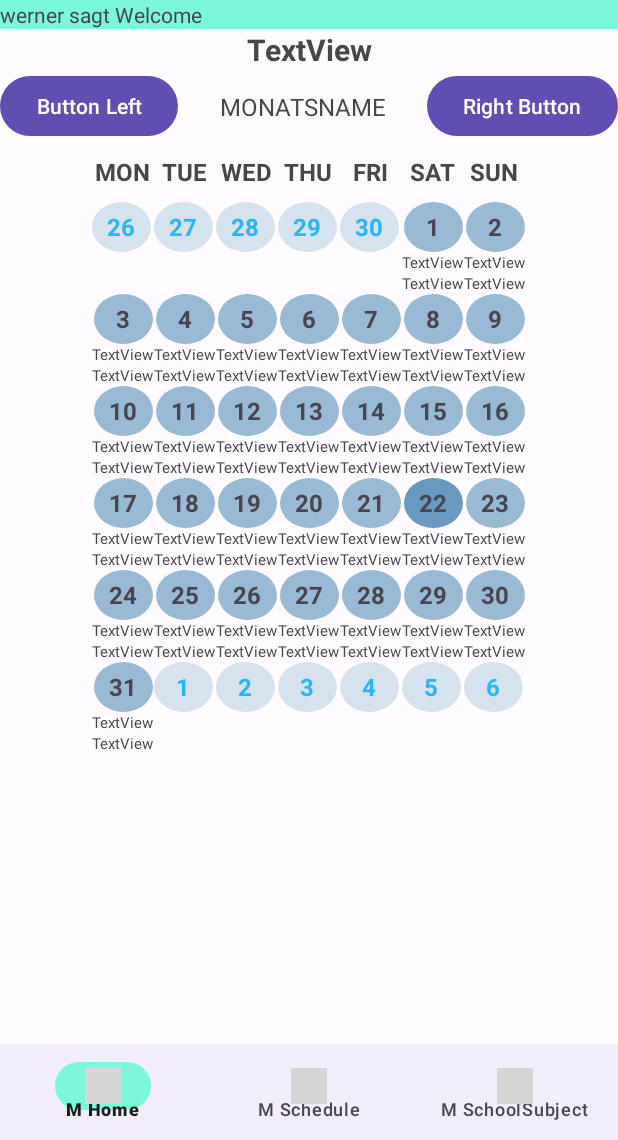
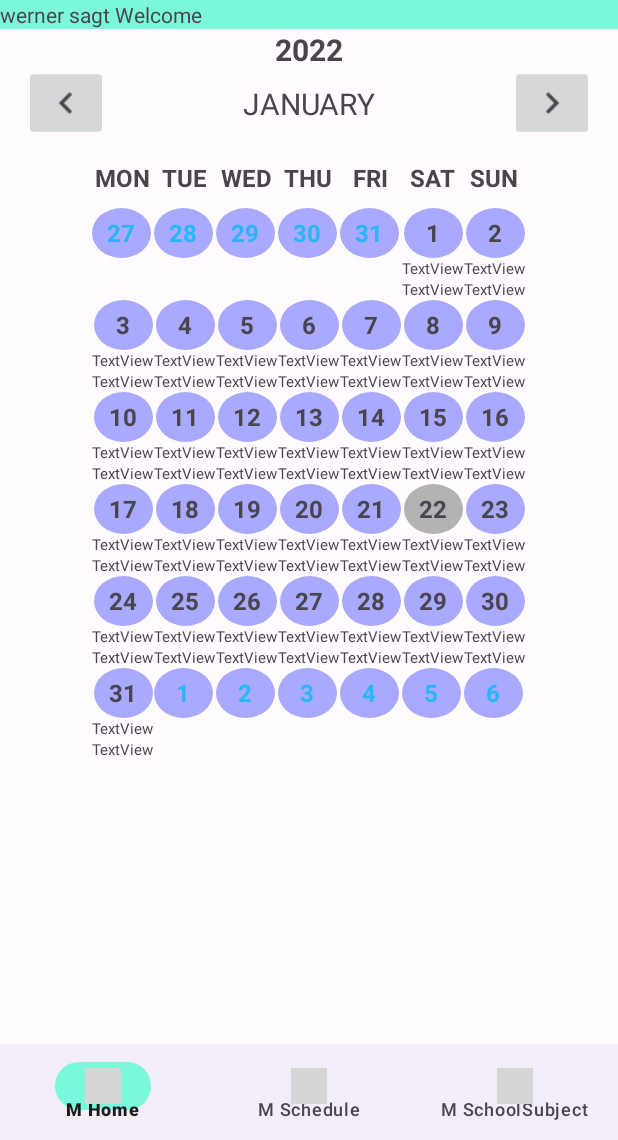
Before and after one commit to GeosphereWeb/NewHomeworkBook, an Android app: the screen it shows after launch (MainActivity), on a phone screen of 412 x 824 dp, the part 96-1236 px from its top. Run offline under Robolectric (Android 15) with nearby library versions, the phone set to English and light mode, and no system bars; our stand-ins replace navigation-ui; grey boxes are pictures that could not be loaded.

Commit message:
Kalendermodell Überarbeitet bugfix Methode createModel() Visualisierung einzelner Tage n.i.o.

```diff
--- a/app/src/main/java/com/example/newhomeworkbook/Kalender/KalenderRecyclerView.java
+++ b/app/src/main/java/com/example/newhomeworkbook/Kalender/KalenderRecyclerView.java
@@ -2,25 +2,18 @@ package com.example.newhomeworkbook.Kalender;
 
 import android.content.Context;
 import android.util.AttributeSet;
-import android.view.LayoutInflater;
-import android.view.View;
 
 import androidx.annotation.NonNull;
 import androidx.annotation.Nullable;
-import androidx.constraintlayout.widget.ConstraintLayout;
 import androidx.recyclerview.widget.GridLayoutManager;
+import androidx.recyclerview.widget.RecyclerView;
 
-import com.example.newhomeworkbook.NewHomeworkBook;
-import com.example.newhomeworkbook.databinding.ViewKalenderBinding;
-
-import java.time.LocalDateTime;
 import java.time.YearMonth;
 
-public class KalenderRecyclerView extends ConstraintLayout {
-    private static LocalDateTime aktDatum = NewHomeworkBook.getAktDatum();
-    private View mainArea;
-
+public class KalenderRecyclerView extends RecyclerView {
     private YearMonth aktMonat;
+    private KalenderViewAdapter kalenderViewAdapter;
+    private GridLayoutManager gridLayoutManager;
 
     public KalenderRecyclerView(@NonNull Context context) {
         super(context);
@@ -37,29 +30,24 @@ public class KalenderRecyclerView extends ConstraintLayout {
         init(context);
     }
 
-    public KalenderRecyclerView(@NonNull Context context, @Nullable AttributeSet attrs, int defStyleAttr, int defStyleRes) {
-        super(context, attrs, defStyleAttr, defStyleRes);
-        init(context);
+    /**
+     * @param context
+     */
+    protected void init(Context context) {
+        gridLayoutManager = new GridLayoutManager(this.getContext(), 7);
+        this.setLayoutManager(gridLayoutManager);
+        aktMonat = YearMonth.now();
+        kalenderViewAdapter = new KalenderViewAdapter(aktMonat);
+        this.setAdapter(kalenderViewAdapter);
     }
 
-    /**
-     *
-     */
-    protected void init(Context context) {
-        // Inflate the Layout
-        ViewKalenderBinding binding = ViewKalenderBinding.inflate(LayoutInflater.from(context), this, false);
-        View root = binding.getRoot();
-        addView(root);
+    public void setAktMonat(YearMonth month) {
+        this.aktMonat = month;
+        kalenderViewAdapter.setAktMonth(month);
+        kalenderViewAdapter.notifyDataSetChanged();
+    }
 
-        GridLayoutManager gridLayoutManager = new GridLayoutManager(this.getContext(), 7);
-        binding.kalenderViewRecyclerview.setLayoutManager(gridLayoutManager);
-
-        this.aktMonat = YearMonth.now();
-
-        binding.kalenderViewRecyclerview.setAdapter(new KalenderViewAdapter(aktMonat));
+    public YearMonth getAktMonat() {
+        return aktMonat;
     }
-// TODO:
-//    public void setSpanCount(int spanCount) {
-//        setSpanCount(spanCount);
-//    }
 }
--- /dev/null
+++ b/app/src/main/java/com/example/newhomeworkbook/Kalender/KalenderView.java
@@ -0,0 +1,78 @@
+package com.example.newhomeworkbook.Kalender;
+
+import android.content.Context;
+import android.util.AttributeSet;
+import android.view.LayoutInflater;
+import android.view.View;
+
+import androidx.annotation.NonNull;
+import androidx.annotation.Nullable;
+import androidx.constraintlayout.widget.ConstraintLayout;
+
+import com.example.newhomeworkbook.databinding.ViewKalenderBinding;
+
+import java.time.LocalDate;
+import java.time.YearMonth;
+
+public class KalenderView extends ConstraintLayout {
+    private ViewKalenderBinding inflate;
+    private LocalDate aktDatum;
+    private YearMonth aktMonat;
+
+
+    public KalenderView(@NonNull Context context) {
+        super(context);
+        init(context);
+    }
+
+    public KalenderView(@NonNull Context context, @Nullable AttributeSet attrs) {
+        super(context, attrs);
+        init(context);
+    }
+
+    public KalenderView(@NonNull Context context, @Nullable AttributeSet attrs, int defStyleAttr) {
+        super(context, attrs, defStyleAttr);
+        init(context);
+    }
+
+    public KalenderView(@NonNull Context context, @Nullable AttributeSet attrs, int defStyleAttr, int defStyleRes) {
+        super(context, attrs, defStyleAttr, defStyleRes);
+        init(context);
+    }
+
+
+    private void init(Context context) {
+        inflate = ViewKalenderBinding.inflate(LayoutInflater.from(context), this, false);
+        View view = inflate.getRoot();
+        addView(view);
+        aktMonat = inflate.kalenderViewRecyclerview.getAktMonat();
+        updateText();
+
+        inflate.kalenderViewAddMonth.setOnClickListener(new OnClickListener() {
+            @Override
+            public void onClick(View view) {
+                aktMonat = inflate.kalenderViewRecyclerview.getAktMonat().plusMonths(1);
+                inflate.kalenderViewRecyclerview.setAktMonat(aktMonat);
+                updateText();
+            }
+        });
+
+        inflate.kalenderViewMinMonth.setOnClickListener(new OnClickListener() {
+            @Override
+            public void onClick(View view) {
+                aktMonat = inflate.kalenderViewRecyclerview.getAktMonat().minusMonths(1);
+                inflate.kalenderViewRecyclerview.setAktMonat(aktMonat);
+                updateText();
+            }
+        });
+
+    }
+
+    /*
+
+     */
+    private void updateText() {
+        inflate.kalenderViewTextJahr.setText(String.valueOf(aktMonat.getYear()));
+        inflate.kalenderViewMonatsName.setText(String.valueOf(aktMonat.getMonth()));
+    }
+}
--- a/app/src/main/java/com/example/newhomeworkbook/Kalender/KalenderViewAdapter.java
+++ b/app/src/main/java/com/example/newhomeworkbook/Kalender/KalenderViewAdapter.java
@@ -20,7 +20,6 @@ import com.example.newhomeworkbook.Model.KalenderDayModel;
 import com.example.newhomeworkbook.Model.Zugehoerigkeit;
 import com.example.newhomeworkbook.R;
 
-import java.time.DayOfWeek;
 import java.time.LocalDate;
 import java.time.YearMonth;
 import java.util.ArrayList;
@@ -50,7 +49,6 @@ public class KalenderViewAdapter extends RecyclerView.Adapter {
     public void setAktMonth(YearMonth newMonth) {
         this.aktMonth = newMonth;
         monatsModell = MonthModel.createModel(newMonth);
-        this.notifyDataSetChanged();
     }
 
 
@@ -97,7 +95,7 @@ public class KalenderViewAdapter extends RecyclerView.Adapter {
             if (tmpDayModel.getZugehoerigkeit() != Zugehoerigkeit.AKTUELLN_MONAT) {
 //                tagesDatumTextView.setVisibility(View.INVISIBLE);
                 addonsLinearLayout.setVisibility(View.GONE);
-                tagesDatumTextView.getBackground().setColorFilter(new BlendModeColorFilter(Color.LTGRAY, BlendMode.OVERLAY));
+                tagesDatumTextView.getBackground().setColorFilter(new BlendModeColorFilter(Color.LTGRAY, BlendMode.COLOR));
 
 //                tagesDatumTextView.getForeground().setColorFilter(new BlendModeColorFilter(Color.GREEN, BlendMode.OVERLAY));
 
@@ -115,9 +113,10 @@ public class KalenderViewAdapter extends RecyclerView.Adapter {
             // Das Aktuelle Datum wird hervorgehoben
             if (tmpDayModel.getDate().isEqual(aktDatum)) {
                 tagesDatumTextView.setText(String.valueOf(dayOfMonth));
-                tagesDatumTextView.getBackground().setColorFilter(new BlendModeColorFilter(Color.DKGRAY, BlendMode.OVERLAY));
+                tagesDatumTextView.getBackground().setColorFilter(new BlendModeColorFilter(Color.DKGRAY, BlendMode.COLOR));
             } else {
                 tagesDatumTextView.setText(String.valueOf(dayOfMonth));
+                tagesDatumTextView.getBackground().setColorFilter(new BlendModeColorFilter(Color.BLUE, BlendMode.COLOR));
             }
 
         }
@@ -228,11 +227,12 @@ public class KalenderViewAdapter extends RecyclerView.Adapter {
                 monthModel.add(DayOfTheWeek.getDayOfTheWeek(i));
             }
 
-            DayOfWeek dayOfWeek = month.atDay(1).getDayOfWeek();
+            LocalDate firstDayInMonth = month.atDay(1);
+            int firstDayOfWeek = firstDayInMonth.getDayOfWeek().getValue();
 
             // Tage vor dem aktuellen Monat werden eingetragen
-            for (int i = 1; i < dayOfWeek.getValue(); i++) {
-                monthModel.add(new DayModel(month.atDay(1).minusDays(7 - i), Zugehoerigkeit.VORHERIGER_MONAT));
+            for (int i = 1; i < firstDayOfWeek; i++) {
+                monthModel.add(new DayModel(firstDayInMonth.minusDays(firstDayOfWeek-i), Zugehoerigkeit.VORHERIGER_MONAT));
             }
 
             // Tage im aktuellen Monat werden eingetragen
@@ -240,8 +240,11 @@ public class KalenderViewAdapter extends RecyclerView.Adapter {
                 monthModel.add(new DayModel(month.atDay(i), Zugehoerigkeit.AKTUELLN_MONAT));
             }
 
-            for (int i = 1; i <= dayOfWeek.getValue(); i++) {
-                monthModel.add(new DayModel(month.atDay(month.lengthOfMonth()).plusDays(i), Zugehoerigkeit.NAECHSTER_MONAT));
+            LocalDate lastDayInMonth = month.atEndOfMonth();
+            int lastDayOfWeek = lastDayInMonth.getDayOfWeek().getValue();
+
+            for (int i = 1; i <= 7 - lastDayOfWeek; i++) {
+                monthModel.add(new DayModel(lastDayInMonth.plusDays(i), Zugehoerigkeit.NAECHSTER_MONAT));
             }
 
             return monthModel;
--- a/app/src/main/java/com/example/newhomeworkbook/Model/DayModel.java
+++ b/app/src/main/java/com/example/newhomeworkbook/Model/DayModel.java
@@ -22,4 +22,12 @@ public class DayModel implements KalenderDayModel{
     public void setZugehoerigkeit(Zugehoerigkeit zugehoerigkeit) {
         this.zugehoerigkeit = zugehoerigkeit;
     }
+
+    @Override
+    public String toString() {
+        return "DayModel{" +
+                "date=" + date +
+                ", zugehoerigkeit=" + zugehoerigkeit +
+                '}';
+    }
 }
--- /dev/null
+++ b/app/src/main/res/drawable/ic_baseline_keyboard_arrow_left_24.xml
@@ -0,0 +1,11 @@
+<vector xmlns:android="http://schemas.android.com/apk/res/android"
+    android:width="24dp"
+    android:height="24dp"
+    android:viewportWidth="24"
+    android:viewportHeight="24"
+    android:tint="?attr/colorControlNormal"
+    android:autoMirrored="true">
+  <path
+      android:fillColor="@android:color/white"
+      android:pathData="M15.41,16.59L10.83,12l4.58,-4.59L14,6l-6,6 6,6 1.41,-1.41z"/>
+</vector>
--- /dev/null
+++ b/app/src/main/res/drawable/ic_baseline_keyboard_arrow_right_24.xml
@@ -0,0 +1,11 @@
+<vector xmlns:android="http://schemas.android.com/apk/res/android"
+    android:width="24dp"
+    android:height="24dp"
+    android:viewportWidth="24"
+    android:viewportHeight="24"
+    android:tint="?attr/colorControlNormal"
+    android:autoMirrored="true">
+  <path
+      android:fillColor="@android:color/white"
+      android:pathData="M8.59,16.59L13.17,12 8.59,7.41 10,6l6,6 -6,6 -1.41,-1.41z"/>
+</vector>
--- a/app/src/main/res/layout/fragment_welcome.xml
+++ b/app/src/main/res/layout/fragment_welcome.xml
@@ -18,10 +18,11 @@
         app:layout_constraintStart_toStartOf="parent"
         app:layout_constraintTop_toTopOf="parent" />
 
-    <com.example.newhomeworkbook.Kalender.KalenderRecyclerView
+    <com.example.newhomeworkbook.Kalender.KalenderView
         android:layout_width="0dp"
         android:layout_height="wrap_content"
         app:layout_constraintEnd_toEndOf="parent"
+        app:layout_constraintHorizontal_bias="0.0"
         app:layout_constraintStart_toStartOf="parent"
         app:layout_constraintTop_toBottomOf="@+id/welcome_id" />
 
--- a/app/src/main/res/layout/view_kalender.xml
+++ b/app/src/main/res/layout/view_kalender.xml
@@ -19,14 +19,6 @@
         app:layout_constraintStart_toStartOf="parent"
         app:layout_constraintTop_toTopOf="parent" />
 
-    <Button
-        android:id="@+id/kalenderView_button_left"
-        android:layout_width="wrap_content"
-        android:layout_height="wrap_content"
-        android:text="Button Left"
-        app:layout_constraintStart_toStartOf="parent"
-        app:layout_constraintTop_toBottomOf="@+id/kalenderView_TextJahr" />
-
     <TextView
         android:id="@+id/kalenderView_monatsName"
         android:layout_width="wrap_content"
@@ -36,28 +28,42 @@
         android:foregroundGravity="center|fill"
         android:gravity="center|fill"
         android:text="MONATSNAME"
-        android:textSize="16sp"
-        app:layout_constraintBottom_toBottomOf="@+id/kalenderView_button_right"
-        app:layout_constraintEnd_toStartOf="@+id/kalenderView_button_right"
-        app:layout_constraintStart_toEndOf="@+id/kalenderView_button_left"
-        app:layout_constraintTop_toTopOf="@+id/kalenderView_button_left" />
+        android:textSize="20sp"
+        app:layout_constraintBottom_toBottomOf="@+id/kalenderView_min_month"
+        app:layout_constraintEnd_toStartOf="@+id/kalenderView_add_month"
+        app:layout_constraintStart_toEndOf="@+id/kalenderView_min_month"
+        app:layout_constraintTop_toTopOf="@+id/kalenderView_min_month" />
 
-    <Button
-        android:id="@+id/kalenderView_button_right"
-        android:layout_width="wrap_content"
-        android:layout_height="wrap_content"
-        android:text="Right Button"
-        app:layout_constraintEnd_toEndOf="parent"
-        app:layout_constraintTop_toTopOf="@+id/kalenderView_button_left" />
-
-    <androidx.recyclerview.widget.RecyclerView
+    <com.example.newhomeworkbook.Kalender.KalenderRecyclerView
         android:id="@+id/kalender_view_recyclerview"
         android:layout_width="wrap_content"
         android:layout_height="wrap_content"
+        android:layout_marginTop="8dp"
         android:foregroundGravity="center_vertical"
         app:layout_constraintEnd_toEndOf="parent"
         app:layout_constraintStart_toStartOf="parent"
-        app:layout_constraintTop_toBottomOf="@+id/kalenderView_button_left"
-        />
+        app:layout_constraintTop_toBottomOf="@+id/kalenderView_min_month" />
+
+    <ImageButton
+        android:id="@+id/kalenderView_min_month"
+        android:layout_width="wrap_content"
+        android:layout_height="wrap_content"
+        android:layout_marginStart="20dp"
+        android:scaleX="1.2"
+        android:scaleY="1.2"
+        app:layout_constraintStart_toStartOf="parent"
+        app:layout_constraintTop_toBottomOf="@+id/kalenderView_TextJahr"
+        app:srcCompat="@drawable/ic_baseline_keyboard_arrow_left_24" />
+
+    <ImageButton
+        android:id="@+id/kalenderView_add_month"
+        android:layout_width="wrap_content"
+        android:layout_height="wrap_content"
+        android:layout_marginEnd="20dp"
+        android:scaleX="1.2"
+        android:scaleY="1.2"
+        app:layout_constraintEnd_toEndOf="parent"
+        app:layout_constraintTop_toBottomOf="@+id/kalenderView_TextJahr"
+        app:srcCompat="@drawable/ic_baseline_keyboard_arrow_right_24" />
 
 </androidx.constraintlayout.widget.ConstraintLayout>
```
